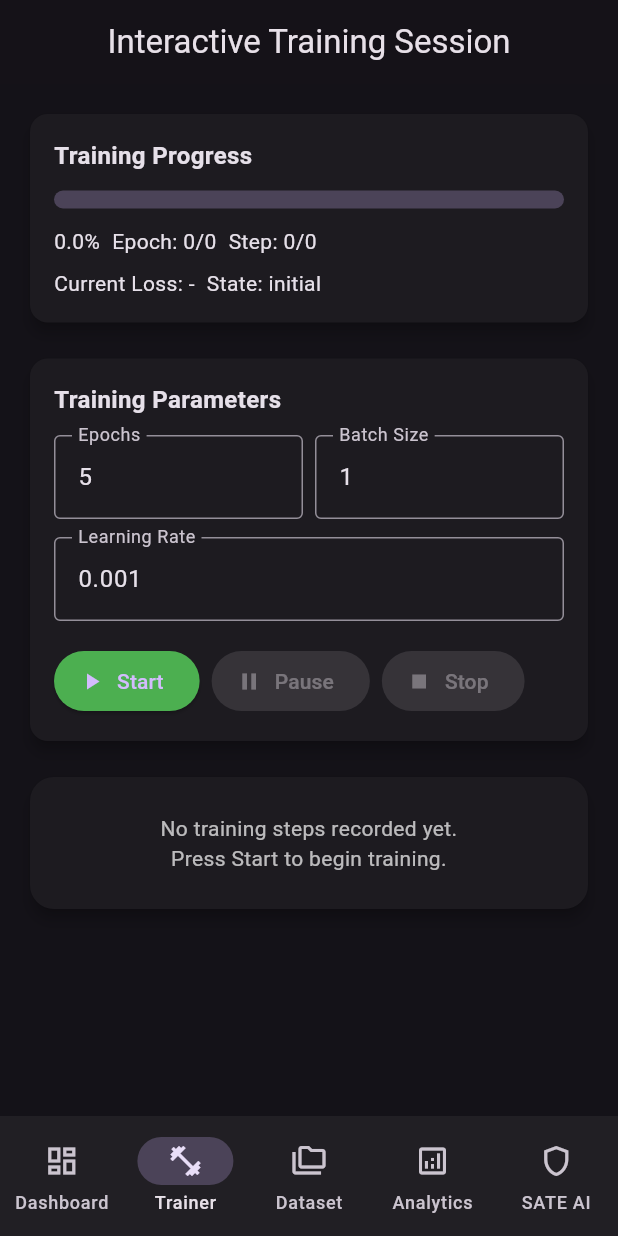
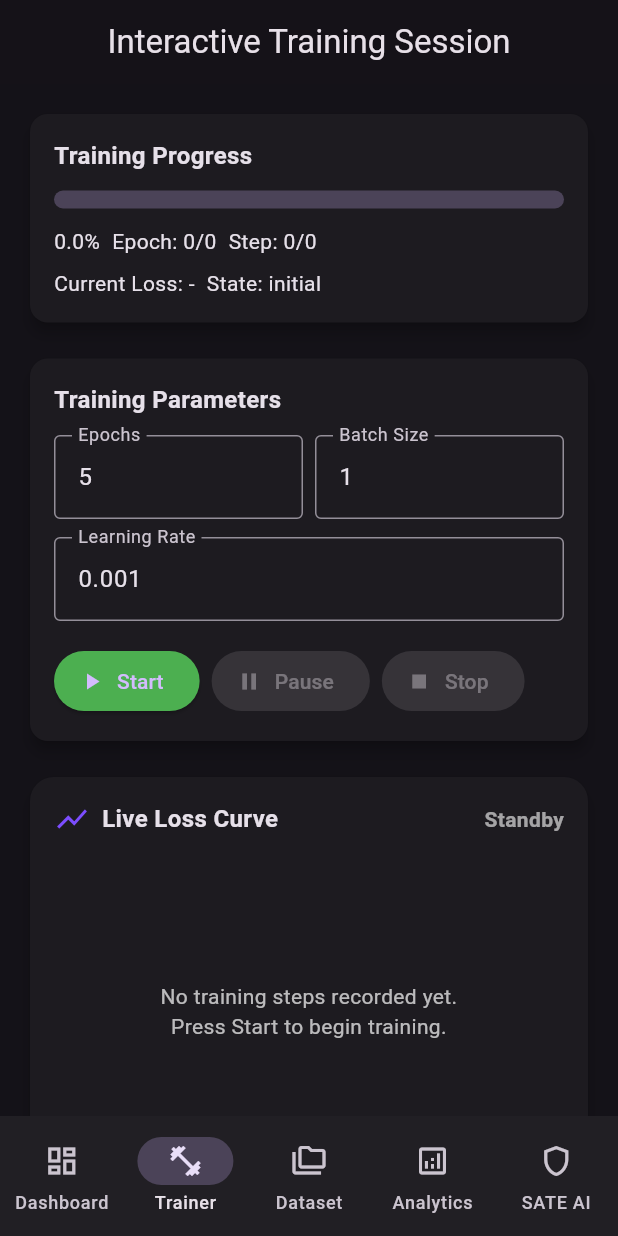
Before and after one commit to tanjirookamado602/multimodal-trainer-flutter, a Flutter app: the screen it shows after launch, item 2 of the bottom bar chosen, on a phone screen of 412 x 824 dp. Run offline on Flutter 3.47's test engine with Material 3 defaults, Android fonts, the phone set to English and light mode, and no system bars; our stand-ins replace fl_chart; missing offline and left inert: dart:ffi, sate_ai.

Commit message:
fix(ui): preserve loss graph card header and show standby state before training

```diff
--- a/lib/widgets/loss_graph.dart
+++ b/lib/widgets/loss_graph.dart
@@ -11,25 +11,6 @@ class LossGraph extends StatelessWidget {
 
   @override
   Widget build(BuildContext context) {
-    if (points.isEmpty) {
-      return Card(
-        elevation: 4,
-        shape: RoundedRectangleBorder(borderRadius: BorderRadius.circular(16)),
-        child: const Padding(
-          padding: EdgeInsets.all(24.0),
-          child: Center(
-            child: Text(
-              'No training steps recorded yet.\nPress Start to begin training.',
-              textAlign: TextAlign.center,
-              style: TextStyle(color: Colors.white70),
-            ),
-          ),
-        ),
-      );
-    }
-
-    final spots = points;
-
     return Card(
       elevation: 4,
       shape: RoundedRectangleBorder(borderRadius: BorderRadius.circular(16)),
@@ -59,10 +40,10 @@ class LossGraph extends StatelessWidget {
                 ),
                 const SizedBox(width: 8),
                 Text(
-                  'Latest: ${spots.last.y.toStringAsFixed(4)}',
-                  style: const TextStyle(
+                  points.isNotEmpty ? 'Latest: ${points.last.y.toStringAsFixed(4)}' : 'Standby',
+                  style: TextStyle(
                     fontWeight: FontWeight.bold,
-                    color: Colors.greenAccent,
+                    color: points.isNotEmpty ? Colors.greenAccent : Colors.white60,
                   ),
                 ),
               ],
@@ -70,9 +51,17 @@ class LossGraph extends StatelessWidget {
             const SizedBox(height: 16),
             SizedBox(
               height: 200,
-              child: LineChart(
-                LineChartData(
-                  gridData: FlGridData(
+              child: points.isEmpty
+                  ? const Center(
+                      child: Text(
+                        'No training steps recorded yet.\nPress Start to begin training.',
+                        textAlign: TextAlign.center,
+                        style: TextStyle(color: Colors.white70),
+                      ),
+                    )
+                  : LineChart(
+                      LineChartData(
+                        gridData: FlGridData(
                     show: true,
                     drawVerticalLine: true,
                     getDrawingHorizontalLine: (value) => FlLine(
@@ -115,13 +104,13 @@ class LossGraph extends StatelessWidget {
                   minY: 0.0,
                   lineBarsData: [
                     LineChartBarData(
-                      spots: spots,
+                      spots: points,
                       isCurved: true,
                       color: Colors.deepPurpleAccent,
                       barWidth: 3,
                       isStrokeCapRound: true,
                       dotData: FlDotData(
-                        show: spots.length <= 20,
+                        show: points.length <= 20,
                       ),
                       belowBarData: BarAreaData(
                         show: true,
```
